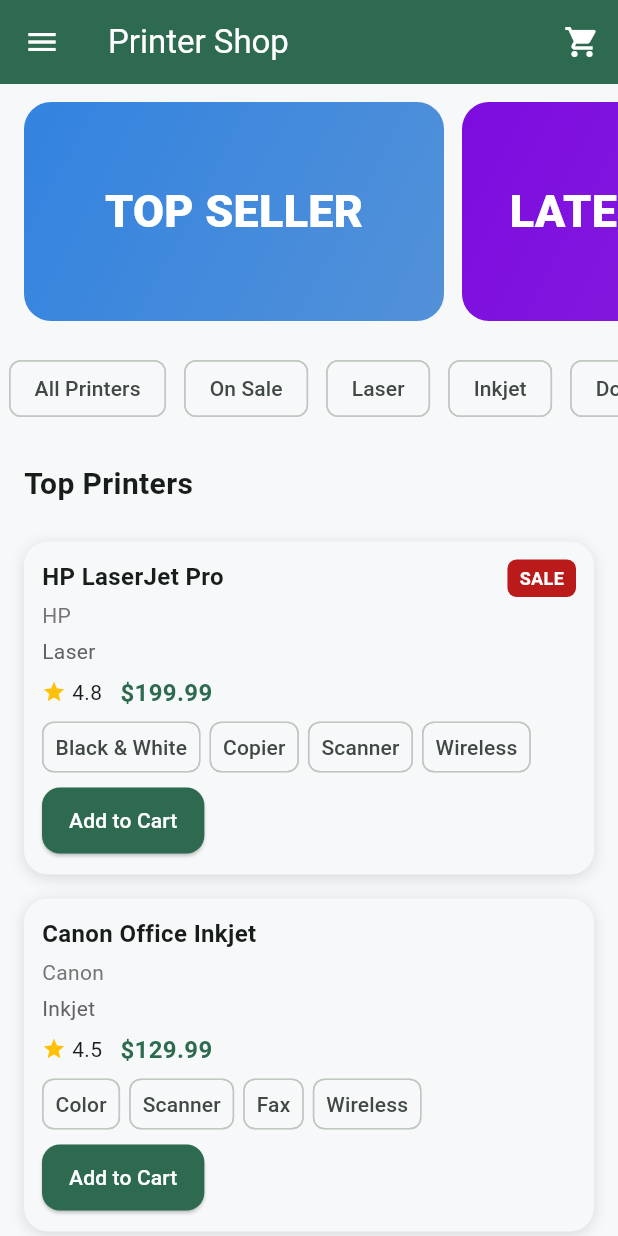
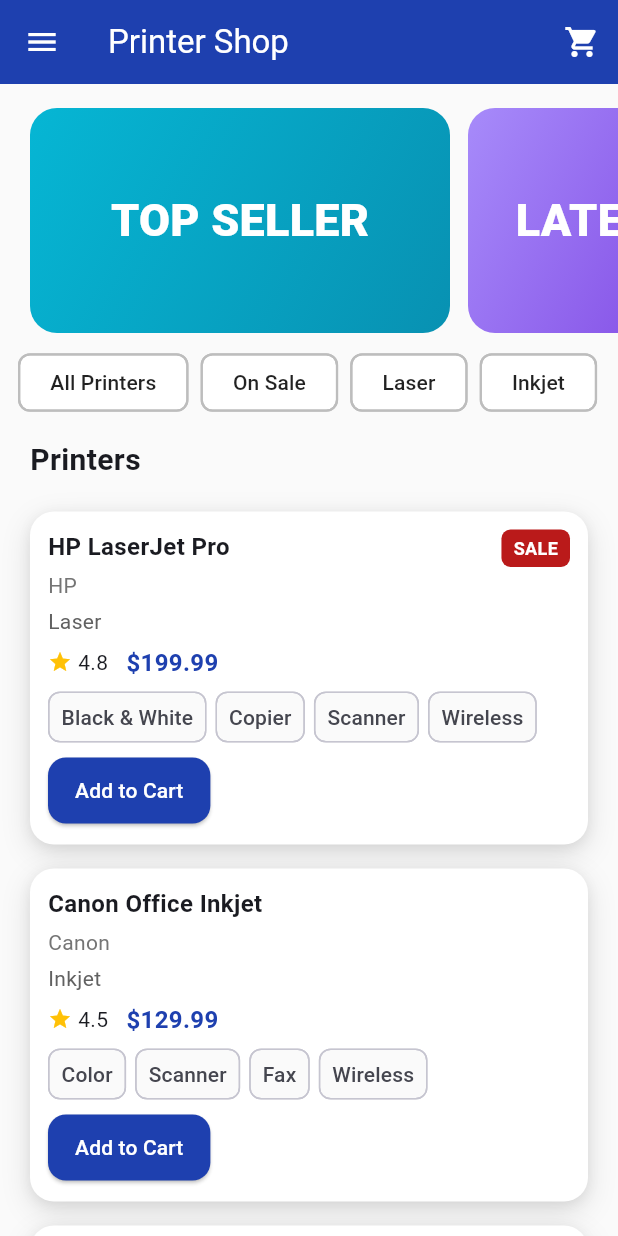
Before and after one commit to gageWolston/PrinterProject, a Flutter app: the screen it shows after launch, on a phone screen of 412 x 824 dp. Run offline on Flutter 3.47's test engine with Material 3 defaults, Android fonts, the phone set to English and light mode, and no system bars; our stand-ins replace hive, hive_flutter; accounts and stored records are empty.

Commit message:
full visual overhall

```diff
--- a/lib/home_page.dart
+++ b/lib/home_page.dart
@@ -6,6 +6,7 @@
 import 'printer_detail_page.dart';
 import 'services/printer_service.dart';
 import 'widgets/app_drawer.dart';
+import 'widgets/animated_cart_icon.dart';
 import 'widgets/filters.dart';
 import 'widgets/promo_section.dart';
 import 'widgets/printer_card.dart';
@@ -78,8 +79,7 @@
         backgroundColor: Theme.of(context).colorScheme.primary,
         title: const Text('Printer Shop'),
         actions: [
-          IconButton(
-            icon: const Icon(Icons.shopping_cart),
+          AnimatedCartIcon(
             onPressed: () {
               Navigator.push(
                 context,
@@ -98,9 +98,9 @@
 
             // Example sections below — you can fill these with product grids/lists later
             const Padding(
-              padding: EdgeInsets.all(16.0),
+              padding: EdgeInsets.only(left: 20.0, top: 8, bottom: 12, right: 20.0),
               child: Text(
-                'Top Printers',
+                'Printers',
                 style: TextStyle(fontSize: 20, fontWeight: FontWeight.bold),
               ),
             ),
--- a/lib/printer_detail_page.dart
+++ b/lib/printer_detail_page.dart
@@ -120,9 +120,6 @@
                   ),
                   onPressed: () {
                     cart.addItem(printer);
-                    ScaffoldMessenger.of(context).showSnackBar(
-                      SnackBar(content: Text('${printer.name} added to cart')),
-                    );
                   },
                   child: const Text('Add to Cart'),
                 );
--- a/lib/theme.dart
+++ b/lib/theme.dart
@@ -4,10 +4,10 @@
 ///
 /// Update the colors below to quickly reskin the application.
 class AppPalette {
-  static const Color primary = Color(0xFF2D6A4F);
-  static const Color secondary = Color(0xFF1D3557);
-  static const Color accent = Color(0xFFF77F00);
-  static const Color surface = Color(0xFFF7F8FA);
+  static const Color primary = Color(0xFF1E40AF);
+  static const Color secondary = Color(0xFF3B82F6);
+  static const Color accent = Color(0xFF10B981);
+  static const Color surface = Color(0xFFFAFAFA);
 }
 
 class AppTheme {
--- a/lib/widgets/animated_button.dart
+++ b/lib/widgets/animated_button.dart
@@ -34,9 +34,9 @@
       onPointerUp: (_) => _setPressed(false),
       onPointerCancel: (_) => _setPressed(false),
       child: AnimatedScale(
-        scale: _pressed && widget.onPressed != null ? 0.96 : 1.0,
-        duration: const Duration(milliseconds: 140),
-        curve: Curves.easeOut,
+        scale: _pressed && widget.onPressed != null ? 0.92 : 1.0,
+        duration: const Duration(milliseconds: 80),
+        curve: Curves.easeInOut,
         child: ElevatedButton(
           style: widget.style,
           onPressed: widget.onPressed,
--- /dev/null
+++ b/lib/widgets/animated_cart_icon.dart
@@ -0,0 +1,92 @@
+import 'package:flutter/material.dart';
+import 'package:provider/provider.dart';
+
+import '../services/cart_service.dart';
+
+class AnimatedCartIcon extends StatefulWidget {
+  final VoidCallback onPressed;
+
+  const AnimatedCartIcon({required this.onPressed, super.key});
+
+  @override
+  State<AnimatedCartIcon> createState() => _AnimatedCartIconState();
+}
+
+class _AnimatedCartIconState extends State<AnimatedCartIcon> with TickerProviderStateMixin {
+  late AnimationController _controller;
+  late Animation<double> _scale;
+  int _lastCartItemCount = 0;
+
+  @override
+  void initState() {
+    super.initState();
+    _controller = AnimationController(
+      duration: const Duration(milliseconds: 150),
+      vsync: this,
+    );
+    _scale = Tween<double>(begin: 1.0, end: 1.15).animate(
+      CurvedAnimation(parent: _controller, curve: Curves.elasticOut),
+    );
+  }
+
+  @override
+  void didChangeDependencies() {
+    super.didChangeDependencies();
+    final cartService = context.read<CartService>();
+    // Trigger animation if cart items increased
+    if (cartService.items.length > _lastCartItemCount) {
+      _lastCartItemCount = cartService.items.length;
+      _controller.forward().then((_) {
+        _controller.reverse();
+      });
+    }
+  }
+
+  @override
+  void dispose() {
+    _controller.dispose();
+    super.dispose();
+  }
+
+  @override
+  Widget build(BuildContext context) {
+    final cart = context.watch<CartService>();
+
+    return ScaleTransition(
+      scale: _scale,
+      child: Stack(
+        children: [
+          IconButton(
+            icon: const Icon(Icons.shopping_cart),
+            onPressed: widget.onPressed,
+          ),
+          if (cart.items.isNotEmpty)
+            Positioned(
+              right: 0,
+              top: 0,
+              child: Container(
+                padding: const EdgeInsets.all(2),
+                decoration: BoxDecoration(
+                  color: Theme.of(context).colorScheme.error,
+                  borderRadius: BorderRadius.circular(10),
+                ),
+                constraints: const BoxConstraints(
+                  minWidth: 18,
+                  minHeight: 18,
+                ),
+                child: Text(
+                  '${cart.items.length}',
+                  style: const TextStyle(
+                    color: Colors.white,
+                    fontSize: 11,
+                    fontWeight: FontWeight.bold,
+                  ),
+                  textAlign: TextAlign.center,
+                ),
+              ),
+            ),
+        ],
+      ),
+    );
+  }
+}
--- a/lib/widgets/app_drawer.dart
+++ b/lib/widgets/app_drawer.dart
@@ -12,22 +12,17 @@
       child: ListView(
             padding: EdgeInsets.zero,
             children: [
-              SizedBox(
-                height: 100,
-                child: DrawerHeader(
-                  decoration: BoxDecoration(
-                    color: Theme.of(context).colorScheme.inversePrimary,
-                    image: DecorationImage(image: AssetImage('images/my_header_image.png'),
-                    fit: BoxFit.fill,
-                    ),
-                  ),
-                  padding: EdgeInsetsGeometry.directional(start: 120, top: 10),
-                  child: Text(
-                    'Menu',
-                    style:TextStyle(
-                      color: Colors.white,
-                      fontSize: 24,
-                    ),
+              Container(
+                height: 56,
+                color: Theme.of(context).colorScheme.primary,
+                alignment: Alignment.centerLeft,
+                padding: const EdgeInsets.symmetric(horizontal: 16),
+                child: Text(
+                  'Menu',
+                  style: TextStyle(
+                    color: Colors.white,
+                    fontSize: 16,
+                    fontWeight: FontWeight.w600,
                   ),
                 ),
               ),
--- a/lib/widgets/filters.dart
+++ b/lib/widgets/filters.dart
@@ -29,7 +29,7 @@
   @override
   Widget build(BuildContext context) {
     return Padding(
-      padding: const EdgeInsets.symmetric(vertical: 8),
+      padding: const EdgeInsets.symmetric(vertical: 4, horizontal: 8),
       child: SizedBox(
         height: 50,
         child: ListView.builder(
@@ -40,9 +40,15 @@
             final isSelected = selectedFilters.contains(filter);
 
             return Padding(
-              padding: const EdgeInsets.symmetric(horizontal: 6),
+              padding: const EdgeInsets.symmetric(horizontal: 4),
               child: FilterChip(
-                label: Text(filter),
+                label: Text(
+                  filter,
+                  style: TextStyle(
+                    fontWeight: isSelected ? FontWeight.bold : FontWeight.w500,
+                    color: isSelected ? Colors.white : Colors.black87,
+                  ),
+                ),
                 selected: isSelected,
                 onSelected: (selected) {
                   setState(() {
@@ -68,7 +74,14 @@
 
                   debugPrint('Active filters: $selectedFilters');
                 },
-                selectedColor: Colors.blue.shade200,
+                selectedColor: Theme.of(context).colorScheme.primary,
+                backgroundColor: Colors.white,
+                side: BorderSide(
+                  color: isSelected ? Theme.of(context).colorScheme.primary : Colors.grey.shade400,
+                  width: isSelected ? 2.5 : 1.5,
+                ),
+                elevation: isSelected ? 4 : 1,
+                padding: const EdgeInsets.symmetric(horizontal: 12, vertical: 8),
                 showCheckmark: false,
               ),
             );
--- a/lib/widgets/printer_card.dart
+++ b/lib/widgets/printer_card.dart
@@ -20,13 +20,14 @@
     return GestureDetector(
       onTap: onTap,
       child: Container(
-        margin: const EdgeInsets.symmetric(vertical: 8, horizontal: 16),
+        margin: const EdgeInsets.symmetric(vertical: 8, horizontal: 20),
         padding: const EdgeInsets.all(12),
         decoration: BoxDecoration(
-          color: Theme.of(context).colorScheme.surface,
+          color: Colors.white,
           borderRadius: BorderRadius.circular(16),
-          boxShadow: const [
-            BoxShadow(color: Colors.black12, blurRadius: 8, offset: Offset(0, 2)),
+          boxShadow: [
+            BoxShadow(color: Colors.black.withOpacity(0.12), blurRadius: 16, offset: const Offset(0, 6)),
+            BoxShadow(color: Colors.black.withOpacity(0.06), blurRadius: 6, offset: const Offset(0, 2)),
           ],
         ),
         child: Column(
@@ -100,9 +101,6 @@
                 return AnimatedActionButton(
                   onPressed: () {
                     cart.addItem(printer);
-                    ScaffoldMessenger.of(context).showSnackBar(
-                      SnackBar(content: Text('${printer.name} added to cart')),
-                    );
                   },
                   style: ElevatedButton.styleFrom(
                     padding: const EdgeInsets.symmetric(horizontal: 18, vertical: 12),
--- a/lib/widgets/promo_section.dart
+++ b/lib/widgets/promo_section.dart
@@ -5,6 +5,7 @@
 import '../models/printer.dart';
 import '../services/cart_service.dart';
 import '../services/printer_service.dart';
+import 'animated_button.dart';
 
 class PromoSection extends StatelessWidget {
   const PromoSection({super.key});
@@ -13,20 +14,20 @@
     const promos = [
       PromoItem(
         title: 'TOP SELLER',
-        startColor: Color.fromARGB(255, 50, 131, 224),
-        endColor: Color.fromARGB(255, 83, 145, 216),
+        startColor: Color(0xFF06B6D4),
+        endColor: Color(0xFF0891B2),
         printerId: 'top-seller',
       ),
       PromoItem(
         title: 'LATEST MODEL',
-        startColor: Color.fromARGB(255, 125, 11, 224),
-        endColor: Color.fromARGB(255, 134, 36, 219),
+        startColor: Color(0xFFA78BFA),
+        endColor: Color(0xFF6D28D9),
         printerId: 'new-arrival',
       ),
       PromoItem(
         title: 'HOLIDAY SALE',
-        startColor: Color.fromARGB(255, 255, 0, 0),
-        endColor: Color.fromARGB(255, 43, 255, 0),
+        startColor: Color(0xFFEF4444),
+        endColor: Color(0xFF15803D),
         printerId: 'holiday-sale',
       ),
     ];
@@ -53,7 +54,7 @@
     return SizedBox(
       height: 170,
       child: ListView.separated(
-        padding: const EdgeInsets.symmetric(horizontal: 16, vertical: 12),
+        padding: const EdgeInsets.only(left: 20, right: 20, top: 16, bottom: 4),
         scrollDirection: Axis.horizontal,
         separatorBuilder: (_, __) => const SizedBox(width: 12),
         itemCount: items.length,
@@ -160,13 +161,10 @@
               const SizedBox(height: 16),
               SizedBox(
                 width: double.infinity,
-                child: ElevatedButton(
+                child: AnimatedActionButton(
                   onPressed: () {
                     cart.addItem(printer);
                     Navigator.pop(context);
-                    ScaffoldMessenger.of(context).showSnackBar(
-                      SnackBar(content: Text('${printer.name} added to cart')),
-                    );
                   },
                   style: ElevatedButton.styleFrom(
                     padding: const EdgeInsets.symmetric(vertical: 14),
```
